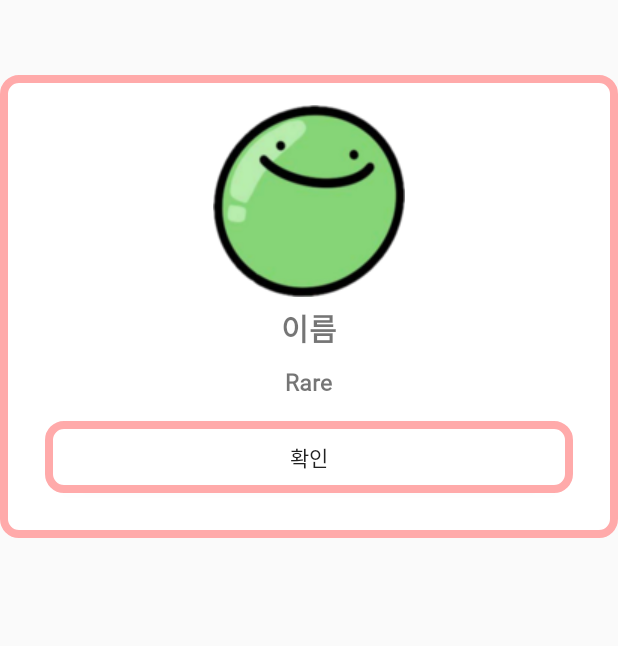
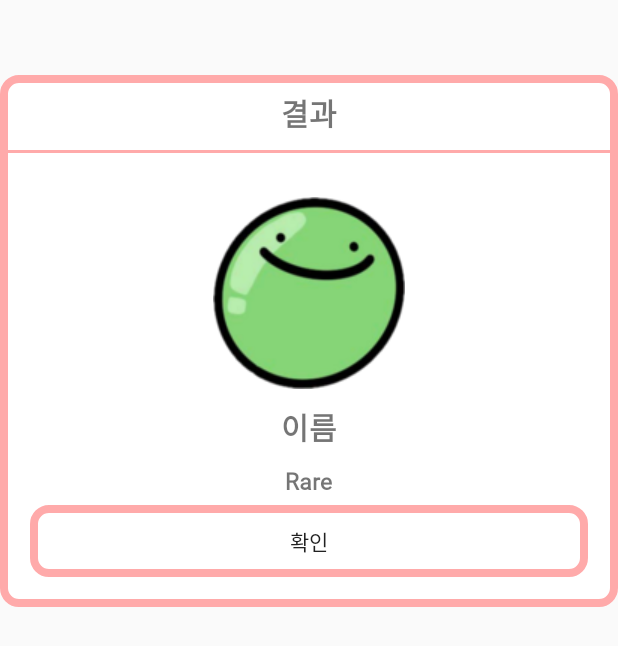
Before and after one commit to DuoMine/Project_v1, an Android app: the layout fragment_result_dialog.xml on its own in the app's theme, with its tools: preview values and no code run, on a phone screen of 412 x 824 dp. Shown: the top 646 px of the screen. Run offline under Robolectric (Android 15) with nearby library versions, the phone set to English and light mode, and no system bars.

Commit message:
commit/ first store modify

```diff
--- a/app/build.gradle.kts
+++ b/app/build.gradle.kts
@@ -38,11 +38,10 @@ android {
         jvmTarget = "1.8"
     }
 }
-
 dependencies {
-
     implementation("androidx.core:core-ktx:1.12.0")
     implementation("androidx.appcompat:appcompat:1.6.1")
+    implementation("androidx.fragment:fragment-ktx:1.6.2")
     implementation("com.google.android.material:material:1.10.0")
     implementation("androidx.constraintlayout:constraintlayout:2.1.4")
     implementation("com.google.firebase:firebase-database:20.3.0")
--- a/app/src/main/java/com/example/project_v1/activity/MainActivity.kt
+++ b/app/src/main/java/com/example/project_v1/activity/MainActivity.kt
@@ -49,6 +49,7 @@ class MainActivity : AppCompatActivity() {
                 Log.e("MainActivity", "Error loading user data: ${databaseError.message}")
             }
         })
+
     }
 
     private fun setupUI() {
--- a/app/src/main/java/com/example/project_v1/innerfragments/FragmentStoreBackground.kt
+++ b/app/src/main/java/com/example/project_v1/innerfragments/FragmentStoreBackground.kt
@@ -9,7 +9,7 @@ import android.widget.ImageView
 import android.widget.TextView
 import androidx.cardview.widget.CardView
 import androidx.fragment.app.Fragment
-import com.cookandroid.testproject.Dialog.BackgroundDialog
+import com.cookandroid.testproject.Dialog.ResourceCheckDialog
 import com.cookandroid.testproject.Model.BackgroundModel
 import com.example.project_v1.R
 
@@ -65,7 +65,7 @@ class FragmentStoreBackground: Fragment(), OnClickListener { // 배경 구매
         args.putString("content", content)
         args.putString("coin", coin)
 
-        val dialog = BackgroundDialog()
+        val dialog = ResourceCheckDialog()
         dialog.arguments = args
         dialog.show(parentFragmentManager,"BackgroundDialog")
     }
--- a/app/src/main/java/com/example/project_v1/innerfragments/FragmentStoreDeco.kt
+++ b/app/src/main/java/com/example/project_v1/innerfragments/FragmentStoreDeco.kt
@@ -9,7 +9,7 @@ import android.widget.ImageView
 import android.widget.TextView
 import androidx.cardview.widget.CardView
 import androidx.fragment.app.Fragment
-import com.cookandroid.testproject.Dialog.BackgroundDialog
+import com.cookandroid.testproject.Dialog.ResourceCheckDialog
 import com.cookandroid.testproject.Model.DecoModel
 import com.example.project_v1.R
 
@@ -18,6 +18,7 @@ class FragmentStoreDeco: Fragment(), OnClickListener { // 장식 구매 클래
     private var imageView = arrayOfNulls<ImageView>(10)
     private var coin = arrayOfNulls<TextView>(10)
     private var decoModel = DecoModel()
+
     override fun onCreateView(
         inflater: LayoutInflater, container: ViewGroup?,
         savedInstanceState: Bundle?
@@ -65,7 +66,7 @@ class FragmentStoreDeco: Fragment(), OnClickListener { // 장식 구매 클래
         args.putString("content", content)
         args.putString("coin", coin)
 
-        val dialog = BackgroundDialog()
+        val dialog = ResourceCheckDialog()
         dialog.arguments = args
         dialog.show(parentFragmentManager,"BackgroundDialog")
     }
--- a/app/src/main/res/layout/fragment_check_dialog.xml
+++ b/app/src/main/res/layout/fragment_check_dialog.xml
@@ -43,6 +43,7 @@
         <TextView
             android:layout_width="wrap_content"
             android:layout_height="wrap_content"
+            android:layout_marginTop="5dp"
             android:drawableLeft="@drawable/resize_coin"
             android:id="@+id/resultCoin"
             android:fontFamily="@font/dosiyagiboldface"
--- a/app/src/main/res/layout/fragment_result_dialog.xml
+++ b/app/src/main/res/layout/fragment_result_dialog.xml
@@ -4,27 +4,43 @@
     android:layout_width="match_parent"
     android:layout_height="wrap_content"
     android:background="@drawable/list_edge"
-    android:layout_marginTop="50dp"
-    android:padding="20dp">
+    android:layout_marginTop="50dp">
     <LinearLayout
         android:layout_width="match_parent"
         android:layout_height="match_parent"
         android:gravity="center"
         android:orientation="vertical"
-        android:layout_weight="1"
-        >
+        android:layout_weight="1">
+        <TextView
+            android:layout_width="wrap_content"
+            android:layout_height="wrap_content"
+            android:textSize="20dp"
+            android:text="결과"
+            android:id="@+id/result"
+            android:layout_marginTop="10dp"
+            android:layout_marginBottom="10dp"
+            android:textStyle="bold"/>
+        <View
+            android:layout_width="match_parent"
+            android:layout_height="2dp"
+            android:background="#ffaaaa"/>
+        <TextView
+            android:layout_width="match_parent"
+            android:layout_height="wrap_content">
+        </TextView>
         <ImageView
             android:id="@+id/tanghuluResultImage"
             android:layout_width="match_parent"
             android:layout_height="match_parent"
+            android:layout_marginTop="10dp"
             android:layout_weight="1"
-            android:src="@drawable/tanghulu_img1" />
+            android:src="@drawable/tanghulu_img1"/>
         <TextView
             android:layout_width="wrap_content"
             android:layout_height="wrap_content"
             android:id="@+id/tanghuluResultName"
             android:fontFamily="@font/dosiyagiboldface"
-            android:layout_marginTop="5dp"
+            android:layout_marginTop="10dp"
             android:layout_marginBottom="5dp"
             android:textSize="20dp"
             android:textStyle="bold"
@@ -45,13 +61,15 @@
         android:layout_height="match_parent"
         android:gravity="center"
         android:orientation="vertical"
+        android:layout_marginLeft="20dp"
+        android:layout_marginRight="20dp"
+        android:layout_marginBottom="20dp"
         android:layout_weight="5">
         <Button
             android:layout_width="match_parent"
             android:layout_height="wrap_content"
             android:id="@+id/btnPositive"
             android:background="@drawable/list_edge"
-            android:layout_margin="10dp"
             android:text="확인"/>
     </LinearLayout>
 </LinearLayout>
--- a/app/src/main/res/layout/fragment_store.xml
+++ b/app/src/main/res/layout/fragment_store.xml
@@ -3,11 +3,13 @@
     xmlns:tools="http://schemas.android.com/tools"
     android:layout_width="match_parent"
     android:layout_height="match_parent"
+    android:id="@+id/frame"
     xmlns:app="http://schemas.android.com/apk/res-auto"
     tools:context=".fragments.FragmentStore">
     <LinearLayout
         android:layout_width="match_parent"
         android:layout_height="match_parent"
+        android:id="@+id/linear2"
         android:orientation="vertical">
         <androidx.cardview.widget.CardView
             android:layout_width="match_parent"
@@ -29,7 +31,7 @@
                 <com.google.android.material.tabs.TabItem
                     android:id="@+id/tab1"
                     android:layout_width="wrap_content"
-                    android:layout_height="wrap_content"/>
+                    android:layout_height="wrap_content" />
                 <com.google.android.material.tabs.TabItem
                     android:id="@+id/tab2"
                     android:layout_width="wrap_content"
--- a/app/src/main/res/layout/fragment_store_background.xml
+++ b/app/src/main/res/layout/fragment_store_background.xml
@@ -24,7 +24,7 @@
 
                 <GridLayout
                     android:layout_width="match_parent"
-                    android:layout_height="match_parent"
+                    android:layout_height="wrap_content"
                     android:paddingTop="10dp"
                     android:columnCount="2"
                     android:rowCount="5">
```
Also changed, not shown: app/src/main/java/com/example/project_v1/fragments/FragmentStore.kt (+9 -1 lines), app/src/main/java/com/example/project_v1/innerfragments/FragmentStoreTanghuru.kt (+21 -41 lines).
